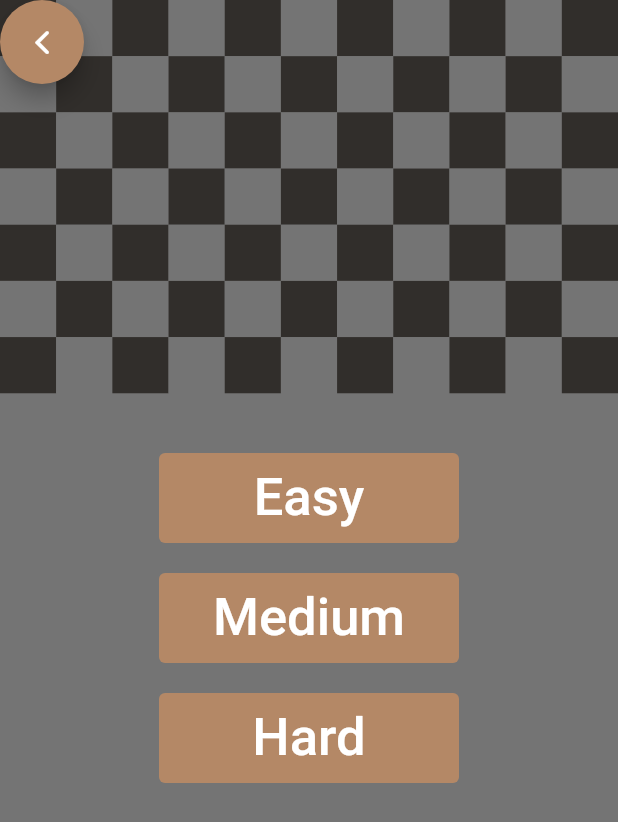
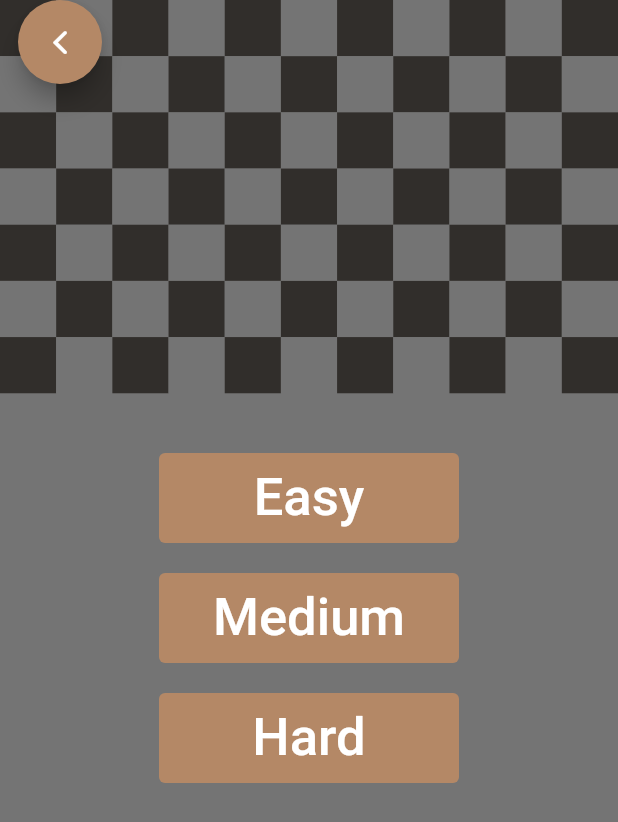
Before and after one commit to shaheriar/Senior-Design-Project-UCR, a Flutter app: the vsMenu screen opened directly, after a tap on "vs AI", on a phone screen of 412 x 824 dp. Shown: the top 822 px of the screen. Run offline on Flutter 3.47's test engine with Material 2 defaults, Android fonts, the light colour scheme and no system bars.

Commit message:
concise code

```diff
--- a/chessboard/lib/difficulty.dart
+++ b/chessboard/lib/difficulty.dart
@@ -5,8 +5,7 @@ import 'Classes/Color.dart';
 import 'homepage.dart';
 
 class difficulty extends StatefulWidget {
-  difficulty({Key? key, required this.title}) : super(key: key);
-  final String title;
+  difficulty({Key? key}) : super(key: key);
 
   @override
   _difficultyState createState() => _difficultyState();
@@ -18,41 +17,24 @@ class _difficultyState extends State<difficulty> {
     return Scaffold(
       extendBodyBehindAppBar: true,
       backgroundColor: Color(0xFF747474),
+      floatingActionButtonLocation: FloatingActionButtonLocation.miniStartTop,
+      floatingActionButton: FloatingActionButton(backgroundColor: darkbrown, onPressed: () => Navigator.pop(context), child: Icon(CupertinoIcons.back),),
       body: Stack(
         children: [
-          GridView.builder(
-            primary: true,
-            physics: NeverScrollableScrollPhysics(),
-            gridDelegate: SliverGridDelegateWithFixedCrossAxisCount(
-              crossAxisCount: 11,
-            ),
-            itemBuilder: buildGridItems,
-            itemCount: 77,
-          ),
-          Row(
-            children: [
-              FloatingActionButton(
-                backgroundColor: darkbrown,
-                onPressed: () {
-                  Navigator.pop(context);
-                },
-                child: Icon(CupertinoIcons.back),
-              )
-            ],
-          ),
+          background(),
           Center(
             child: Column(
               mainAxisAlignment: MainAxisAlignment.center,
               children: <Widget>[
-                MyButton(context, 'Easy', assists(title: '')),
+                MyButton(context, 'Easy', assists()),
                 SizedBox(
                   height: 20,
                 ),
-                MyButton(context, 'Medium', assists(title: '')),
+                MyButton(context, 'Medium', assists()),
                 SizedBox(
                   height: 20,
                 ),
-                MyButton(context, 'Hard', assists(title: '',))
+                MyButton(context, 'Hard', assists())
               ],
             ),
           ),
--- a/chessboard/lib/main.dart
+++ b/chessboard/lib/main.dart
@@ -15,7 +15,7 @@ class MyApp extends StatelessWidget {
       theme: ThemeData(
         primarySwatch: Colors.blue,
       ),
-      home: MyHomePage(title: 'Flutter Demo Home Page'),
+      home: MyHomePage(),
     );
   }
 }
--- a/chessboard/lib/vsMenu.dart
+++ b/chessboard/lib/vsMenu.dart
@@ -19,37 +19,20 @@ class _vsMenuState extends State<vsMenu> {
     return Scaffold(
       extendBodyBehindAppBar: true,
       backgroundColor: Color(0xFF747474),
+      floatingActionButtonLocation: FloatingActionButtonLocation.miniStartTop,
+      floatingActionButton: FloatingActionButton(backgroundColor: darkbrown, onPressed: () => Navigator.pop(context), child: Icon(CupertinoIcons.back),),
       body: Stack(
         children: [
-          GridView.builder(
-            primary: true,
-            physics: NeverScrollableScrollPhysics(),
-            gridDelegate: SliverGridDelegateWithFixedCrossAxisCount(
-              crossAxisCount: 11,
-            ),
-            itemBuilder: buildGridItems,
-            itemCount: 77,
-          ),
-          Row(
-            children: [
-              FloatingActionButton(
-                backgroundColor: darkbrown,
-                onPressed: () {
-                  Navigator.pop(context);
-                },
-                child: Icon(CupertinoIcons.back),
-              )
-            ],
-          ),
+          background(),
           Center(
             child: Column(
               mainAxisAlignment: MainAxisAlignment.center,
               children: <Widget>[
-                MyButton(context, 'vs Human', assists(title: '')),
+                MyButton(context, 'vs Human', assists()),
                 SizedBox(
                   height: 20,
                 ),
-                MyButton(context, 'vs AI', difficulty(title: 'title'))
+                MyButton(context, 'vs AI', difficulty())
               ],
             ),
           ),
```
Also changed, not shown: chessboard/lib/assistmenu.dart (+5 -23 lines), chessboard/lib/game.dart (+50 -115 lines), chessboard/lib/history.dart (+105 -0 lines), chessboard/lib/homepage.dart (+20 -17 lines), chessboard/lib/settings.dart (+4 -20 lines), chessboard/lib/winsplash.dart (+4 -5 lines).
